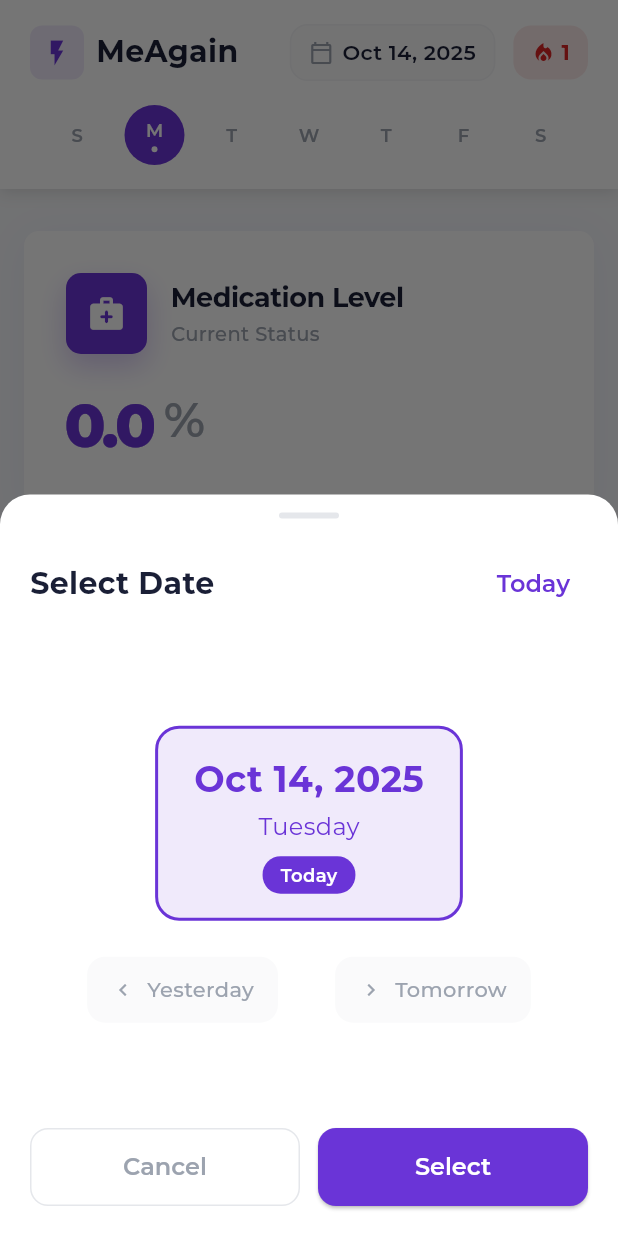
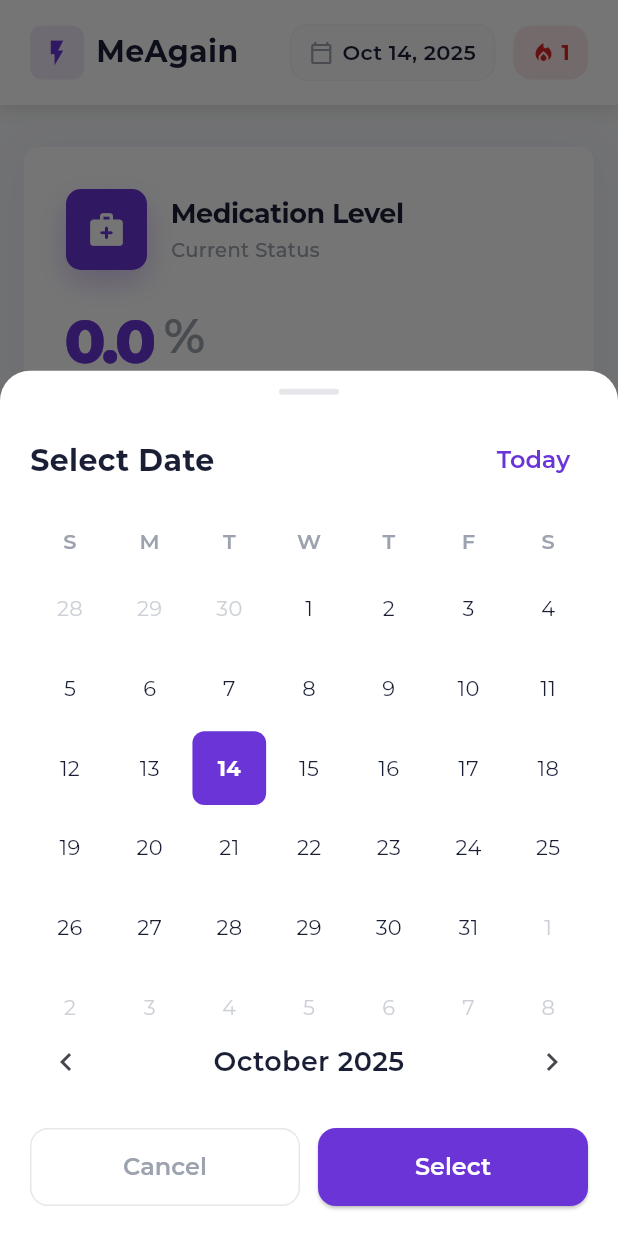
Before and after one commit to meghal-IQ/semasync, a Flutter app: the SimpleSemaSyncDashboard screen opened directly, after a tap on an icon or button, on a phone screen of 412 x 824 dp. Run offline on Flutter 3.47's test engine with Material 3 defaults, Android fonts, the phone set to English and light mode, and no system bars; our stand-ins replace camera, dio, fl_chart, google_fonts, image_picker, percent_indicator and 1 more; missing offline and left inert: google_mlkit_image_labeling, mobile_scanner; accounts and stored records are empty; network calls fail.

Commit message:
Upgrade date picker to full calendar - Support selecting any date going back 50+ years

```diff
--- a/lib/core/widgets/date_picker_bottom_sheet.dart
+++ b/lib/core/widgets/date_picker_bottom_sheet.dart
@@ -18,6 +18,7 @@ class DatePickerBottomSheet extends StatefulWidget {
 
 class _DatePickerBottomSheetState extends State<DatePickerBottomSheet> {
   late DateTime _selectedDate;
+  late DateTime _currentMonth;
   late PageController _pageController;
   late int _currentPage;
 
@@ -25,7 +26,8 @@ class _DatePickerBottomSheetState extends State<DatePickerBottomSheet> {
   void initState() {
     super.initState();
     _selectedDate = widget.selectedDate;
-    _currentPage = _getPageForDate(_selectedDate);
+    _currentMonth = DateTime(_selectedDate.year, _selectedDate.month);
+    _currentPage = _getPageForMonth(_currentMonth);
     _pageController = PageController(initialPage: _currentPage);
   }
 
@@ -35,21 +37,24 @@ class _DatePickerBottomSheetState extends State<DatePickerBottomSheet> {
     super.dispose();
   }
 
-  int _getPageForDate(DateTime date) {
-    final today = DateTime.now();
-    final daysDifference = today.difference(date).inDays;
-    return daysDifference;
+  int _getPageForMonth(DateTime month) {
+    final now = DateTime.now();
+    final monthsDifference = (now.year - month.year) * 12 + (now.month - month.month);
+    return monthsDifference;
   }
 
-  DateTime _getDateForPage(int page) {
-    final today = DateTime.now();
-    return today.subtract(Duration(days: page));
+  DateTime _getMonthForPage(int page) {
+    final now = DateTime.now();
+    final targetMonth = now.month - page;
+    final targetYear = now.year + (targetMonth <= 0 ? -1 : 0);
+    final adjustedMonth = targetMonth <= 0 ? targetMonth + 12 : targetMonth;
+    return DateTime(targetYear, adjustedMonth);
   }
 
   @override
   Widget build(BuildContext context) {
     return Container(
-      height: MediaQuery.of(context).size.height * 0.6,
+      height: MediaQuery.of(context).size.height * 0.7,
       decoration: const BoxDecoration(
         color: Colors.white,
         borderRadius: BorderRadius.vertical(top: Radius.circular(20)),
@@ -86,6 +91,7 @@ class _DatePickerBottomSheetState extends State<DatePickerBottomSheet> {
                     final today = DateTime.now();
                     setState(() {
                       _selectedDate = today;
+                      _currentMonth = DateTime(today.year, today.month);
                       _currentPage = 0;
                     });
                     _pageController.animateToPage(
@@ -106,20 +112,58 @@ class _DatePickerBottomSheetState extends State<DatePickerBottomSheet> {
             ),
           ),
 
-          // Date picker
+          // Calendar
           Expanded(
             child: PageView.builder(
               controller: _pageController,
               onPageChanged: (page) {
                 setState(() {
                   _currentPage = page;
-                  _selectedDate = _getDateForPage(page);
+                  _currentMonth = _getMonthForPage(page);
                 });
               },
               itemBuilder: (context, page) {
-                final date = _getDateForPage(page);
-                return _buildDatePage(date);
+                final month = _getMonthForPage(page);
+                return _buildCalendarMonth(month);
               },
+            ),
+          ),
+
+          // Month navigation
+          Padding(
+            padding: const EdgeInsets.symmetric(horizontal: 20),
+            child: Row(
+              children: [
+                IconButton(
+                  onPressed: () {
+                    _pageController.previousPage(
+                      duration: const Duration(milliseconds: 300),
+                      curve: Curves.easeInOut,
+                    );
+                  },
+                  icon: const Icon(Icons.chevron_left),
+                ),
+                Expanded(
+                  child: Text(
+                    _formatMonth(_currentMonth),
+                    textAlign: TextAlign.center,
+                    style: const TextStyle(
+                      fontSize: 18,
+                      fontWeight: FontWeight.w600,
+                      color: AppColors.textPrimary,
+                    ),
+                  ),
+                ),
+                IconButton(
+                  onPressed: () {
+                    _pageController.nextPage(
+                      duration: const Duration(milliseconds: 300),
+                      curve: Curves.easeInOut,
+                    );
+                  },
+                  icon: const Icon(Icons.chevron_right),
+                ),
+              ],
             ),
           ),
 
@@ -178,141 +222,129 @@ class _DatePickerBottomSheetState extends State<DatePickerBottomSheet> {
     );
   }
 
-  Widget _buildDatePage(DateTime date) {
-    final isToday = _isSameDay(date, DateTime.now());
-    final isSelected = _isSameDay(date, _selectedDate);
+  Widget _buildCalendarMonth(DateTime month) {
+    final firstDayOfMonth = DateTime(month.year, month.month, 1);
+    final lastDayOfMonth = DateTime(month.year, month.month + 1, 0);
+    final firstDayWeekday = firstDayOfMonth.weekday;
+    final daysInMonth = lastDayOfMonth.day;
 
-    return Container(
+    // Calculate days from previous month to fill the first week
+    final previousMonth = DateTime(month.year, month.month - 1);
+    final daysInPreviousMonth = DateTime(previousMonth.year, previousMonth.month + 1, 0).day;
+
+    return Padding(
       padding: const EdgeInsets.symmetric(horizontal: 20),
       child: Column(
-        mainAxisAlignment: MainAxisAlignment.center,
         children: [
-          // Date display
-          Container(
-            padding: const EdgeInsets.symmetric(horizontal: 24, vertical: 16),
-            decoration: BoxDecoration(
-              color: isSelected ? AppColors.primary.withOpacity(0.1) : AppColors.divider.withOpacity(0.3),
-              borderRadius: BorderRadius.circular(16),
-              border: Border.all(
-                color: isSelected ? AppColors.primary : Colors.transparent,
-                width: 2,
+          // Day headers
+          Row(
+            children: ['S', 'M', 'T', 'W', 'T', 'F', 'S']
+                .map((day) => Expanded(
+                      child: Center(
+                        child: Text(
+                          day,
+                          style: const TextStyle(
+                            fontSize: 14,
+                            fontWeight: FontWeight.w600,
+                            color: AppColors.textSecondary,
+                          ),
+                        ),
+                      ),
+                    ))
+                .toList(),
+          ),
+
+          const SizedBox(height: 8),
+
+          // Calendar grid
+          Expanded(
+            child: GridView.builder(
+              gridDelegate: const SliverGridDelegateWithFixedCrossAxisCount(
+                crossAxisCount: 7,
+                childAspectRatio: 1,
               ),
-            ),
-            child: Column(
-              children: [
-                Text(
-                  _formatDate(date),
-                  style: TextStyle(
-                    fontSize: 24,
-                    fontWeight: FontWeight.bold,
-                    color: isSelected ? AppColors.primary : AppColors.textPrimary,
-                  ),
-                ),
-                const SizedBox(height: 4),
-                Text(
-                  _formatDayOfWeek(date),
-                  style: TextStyle(
-                    fontSize: 16,
-                    color: isSelected ? AppColors.primary : AppColors.textSecondary,
-                  ),
-                ),
-                if (isToday) ...[
-                  const SizedBox(height: 8),
-                  Container(
-                    padding: const EdgeInsets.symmetric(horizontal: 12, vertical: 4),
+              itemCount: 42, // 6 weeks * 7 days
+              itemBuilder: (context, index) {
+                final dayOfWeek = index % 7;
+                final week = index ~/ 7;
+                final dayIndex = week * 7 + dayOfWeek - firstDayWeekday + 1;
+
+                DateTime? dayDate;
+                bool isCurrentMonth = false;
+                bool isPreviousMonth = false;
+                bool isNextMonth = false;
+
+                if (dayIndex <= 0) {
+                  // Previous month
+                  dayDate = DateTime(previousMonth.year, previousMonth.month, daysInPreviousMonth + dayIndex);
+                  isPreviousMonth = true;
+                } else if (dayIndex > daysInMonth) {
+                  // Next month
+                  dayDate = DateTime(month.year, month.month + 1, dayIndex - daysInMonth);
+                  isNextMonth = true;
+                } else {
+                  // Current month
+                  dayDate = DateTime(month.year, month.month, dayIndex);
+                  isCurrentMonth = true;
+                }
+
+                if (dayDate == null) return const SizedBox();
+
+                final isSelected = _isSameDay(dayDate, _selectedDate);
+                final isToday = _isSameDay(dayDate, DateTime.now());
+                final isPast = dayDate.isBefore(DateTime.now().subtract(const Duration(days: 1)));
+
+                return GestureDetector(
+                  onTap: () {
+                    setState(() {
+                      _selectedDate = dayDate!;
+                    });
+                  },
+                  child: Container(
+                    margin: const EdgeInsets.all(2),
                     decoration: BoxDecoration(
-                      color: AppColors.primary,
-                      borderRadius: BorderRadius.circular(12),
+                      color: isSelected
+                          ? AppColors.primary
+                          : isToday
+                              ? AppColors.primary.withOpacity(0.1)
+                              : Colors.transparent,
+                      borderRadius: BorderRadius.circular(8),
+                      border: isToday && !isSelected
+                          ? Border.all(color: AppColors.primary, width: 1)
+                          : null,
                     ),
-                    child: const Text(
-                      'Today',
-                      style: TextStyle(
-                        color: Colors.white,
-                        fontSize: 12,
-                        fontWeight: FontWeight.w600,
+                    child: Center(
+                      child: Text(
+                        '${dayDate.day}',
+                        style: TextStyle(
+                          fontSize: 14,
+                          fontWeight: isSelected || isToday ? FontWeight.bold : FontWeight.normal,
+                          color: isSelected
+                              ? Colors.white
+                              : isToday
+                                  ? AppColors.primary
+                                  : isCurrentMonth
+                                      ? AppColors.textPrimary
+                                      : AppColors.textSecondary.withOpacity(0.5),
+                        ),
                       ),
                     ),
                   ),
-                ],
-              ],
+                );
+              },
             ),
-          ),
-
-          const SizedBox(height: 24),
-
-          // Quick navigation
-          Row(
-            mainAxisAlignment: MainAxisAlignment.spaceEvenly,
-            children: [
-              _buildQuickNavButton(
-                'Yesterday',
-                () => _navigateToDate(date.subtract(const Duration(days: 1))),
-                Icons.keyboard_arrow_left,
-              ),
-              _buildQuickNavButton(
-                'Tomorrow',
-                () => _navigateToDate(date.add(const Duration(days: 1))),
-                Icons.keyboard_arrow_right,
-              ),
-            ],
           ),
         ],
       ),
     );
   }
 
-  Widget _buildQuickNavButton(String label, VoidCallback onTap, IconData icon) {
-    return GestureDetector(
-      onTap: onTap,
-      child: Container(
-        padding: const EdgeInsets.symmetric(horizontal: 16, vertical: 12),
-        decoration: BoxDecoration(
-          color: AppColors.divider.withOpacity(0.2),
-          borderRadius: BorderRadius.circular(12),
-        ),
-        child: Row(
-          mainAxisSize: MainAxisSize.min,
-          children: [
-            Icon(icon, size: 16, color: AppColors.textSecondary),
-            const SizedBox(width: 8),
-            Text(
-              label,
-              style: const TextStyle(
-                color: AppColors.textSecondary,
-                fontSize: 14,
-                fontWeight: FontWeight.w500,
-              ),
-            ),
-          ],
-        ),
-      ),
-    );
-  }
-
-  void _navigateToDate(DateTime date) {
-    final page = _getPageForDate(date);
-    setState(() {
-      _selectedDate = date;
-      _currentPage = page;
-    });
-    _pageController.animateToPage(
-      page,
-      duration: const Duration(milliseconds: 300),
-      curve: Curves.easeInOut,
-    );
-  }
-
-  String _formatDate(DateTime date) {
+  String _formatMonth(DateTime month) {
     final months = [
-      'Jan', 'Feb', 'Mar', 'Apr', 'May', 'Jun',
-      'Jul', 'Aug', 'Sep', 'Oct', 'Nov', 'Dec'
+      'January', 'February', 'March', 'April', 'May', 'June',
+      'July', 'August', 'September', 'October', 'November', 'December'
     ];
-    return '${months[date.month - 1]} ${date.day}, ${date.year}';
-  }
-
-  String _formatDayOfWeek(DateTime date) {
-    final days = ['Monday', 'Tuesday', 'Wednesday', 'Thursday', 'Friday', 'Saturday', 'Sunday'];
-    return days[date.weekday - 1];
+    return '${months[month.month - 1]} ${month.year}';
   }
 
   bool _isSameDay(DateTime date1, DateTime date2) {
--- a/lib/features/dashboard/presentation/widgets/dashboard_header.dart
+++ b/lib/features/dashboard/presentation/widgets/dashboard_header.dart
@@ -134,91 +134,11 @@ class _DashboardHeaderState extends State<DashboardHeader> {
               ),
             ],
           ),
-
-          const SizedBox(height: 16),
-
-          // Day of week selector
-          _buildDayOfWeekSelector(),
         ],
       ),
     );
   }
 
-  Widget _buildDayOfWeekSelector() {
-    final days = ['S', 'M', 'T', 'W', 'T', 'F', 'S'];
-    final dayNames = ['Sun', 'Mon', 'Tue', 'Wed', 'Thu', 'Fri', 'Sat'];
-
-    return Row(
-      mainAxisAlignment: MainAxisAlignment.spaceEvenly,
-      children: List.generate(7, (index) {
-        final dayOfWeek = index + 1; // Monday = 1, Sunday = 7
-        final isSelected = widget.selectedDate.weekday == dayOfWeek;
-        final isToday = DateTime.now().weekday == dayOfWeek;
-
-        return GestureDetector(
-          onTap: () => _selectDayOfWeek(dayOfWeek),
-          child: Container(
-            width: 40,
-            height: 40,
-            decoration: BoxDecoration(
-              color: isSelected
-                  ? AppColors.primary
-                  : isToday
-                      ? AppColors.primary.withOpacity(0.1)
-                      : Colors.transparent,
-              borderRadius: BorderRadius.circular(20),
-              border: isToday && !isSelected
-                  ? Border.all(
-                      color: AppColors.primary.withOpacity(0.3),
-                      width: 1,
-                      style: BorderStyle.solid,
-                    )
-                  : null,
-            ),
-            child: Column(
-              mainAxisAlignment: MainAxisAlignment.center,
-              children: [
-                Text(
-                  days[index],
-                  style: TextStyle(
-                    fontSize: 12,
-                    fontWeight: FontWeight.w600,
-                    color: isSelected
-                        ? Colors.white
-                        : isToday
-                            ? AppColors.primary
-                            : AppColors.textSecondary,
-                  ),
-                ),
-                if (isSelected || isToday) ...[
-                  const SizedBox(height: 2),
-                  Container(
-                    width: 4,
-                    height: 4,
-                    decoration: BoxDecoration(
-                      color: isSelected
-                          ? Colors.white
-                          : AppColors.primary,
-                      shape: BoxShape.circle,
-                    ),
-                  ),
-                ],
-              ],
-            ),
-          ),
-        );
-      }),
-    );
-  }
-
-  void _selectDayOfWeek(int dayOfWeek) {
-    final today = DateTime.now();
-    final currentWeekday = widget.selectedDate.weekday;
-    final daysDifference = dayOfWeek - currentWeekday;
-
-    final newDate = widget.selectedDate.add(Duration(days: daysDifference));
-    widget.onDateChanged(newDate);
-  }
 
   void _showDatePicker() {
     showModalBottomSheet(
```
